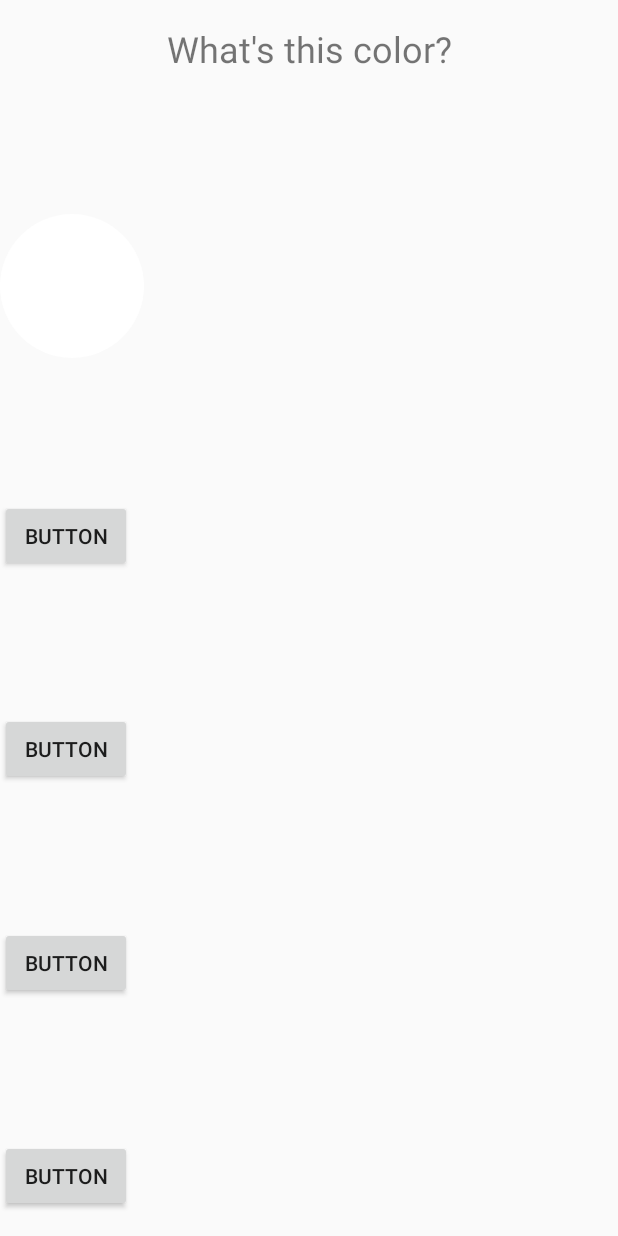
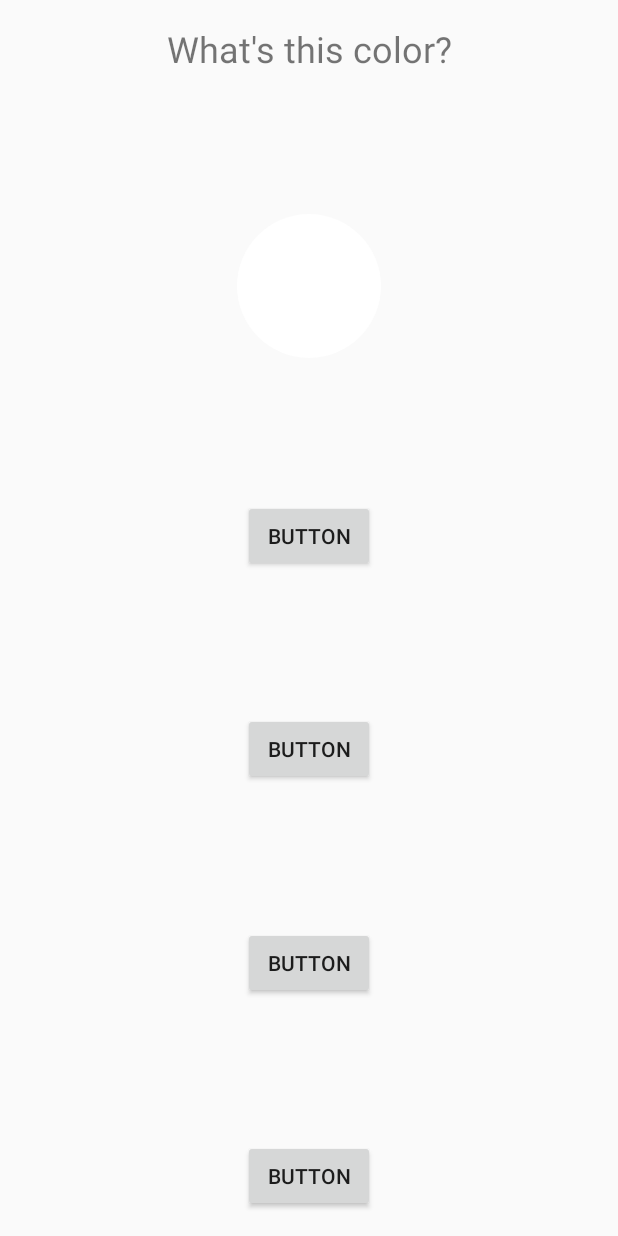
Before and after one commit to Sakuretsu/TP1-mobile, an Android app: the screen it shows after launch (GameActivity), on a phone screen of 412 x 824 dp. Run offline under Robolectric (Android 15) with nearby library versions, the phone set to English and light mode, and no system bars.

Commit message:
Layout land

```diff
--- a/app/src/main/res/layout-land/activity_game.xml
+++ b/app/src/main/res/layout-land/activity_game.xml
@@ -1,7 +1,86 @@
 <?xml version="1.0" encoding="utf-8"?>
 <android.support.constraint.ConstraintLayout xmlns:android="http://schemas.android.com/apk/res/android"
+    xmlns:app="http://schemas.android.com/apk/res-auto"
+    xmlns:tools="http://schemas.android.com/tools"
     android:orientation="vertical"
     android:layout_width="match_parent"
     android:layout_height="match_parent">
 
+    <android.support.constraint.Guideline
+        android:layout_width="0dp"
+        android:layout_height="359dp"
+        android:id="@+id/guideline"
+        android:orientation="vertical"
+        tools:layout_editor_absoluteY="0dp"
+        tools:layout_editor_absoluteX="296dp"
+        app:layout_constraintGuide_percent="0.5" />
+
+    <TextView
+        android:text="TextView"
+        android:layout_width="wrap_content"
+        android:layout_height="wrap_content"
+        android:id="@+id/textView"
+        tools:text="@string/Question"
+        android:textSize="24sp"
+        android:layout_marginStart="16dp"
+        app:layout_constraintLeft_toLeftOf="parent"
+        android:layout_marginLeft="16dp"
+        android:textAlignment="center"
+        app:layout_constraintRight_toLeftOf="@+id/guideline"
+        android:layout_marginEnd="16dp"
+        android:layout_marginRight="16dp"
+        android:layout_marginTop="128dp"
+        app:layout_constraintTop_toTopOf="parent"
+        app:layout_constraintBottom_toTopOf="@+id/view"
+        android:layout_marginBottom="32dp" />
+
+    <View
+        android:background="@drawable/circle"
+        android:layout_width="96dp"
+        android:layout_height="96dp"
+        android:id="@+id/view"
+        tools:layout_editor_absoluteY="173dp"
+        app:layout_constraintRight_toLeftOf="@+id/guideline"
+        android:layout_marginEnd="8dp"
+        android:layout_marginRight="8dp"
+        android:layout_marginStart="16dp"
+        app:layout_constraintLeft_toLeftOf="parent"
+        android:layout_marginLeft="16dp" />
+
+    <Button
+        android:text="Button"
+        android:layout_width="wrap_content"
+        android:layout_height="wrap_content"
+        android:id="@+id/button"
+        tools:layout_editor_absoluteX="392dp"
+        app:layout_constraintTop_toTopOf="parent"
+        app:layout_constraintBottom_toTopOf="@+id/button2"
+        android:layout_marginBottom="8dp" />
+
+    <Button
+        android:text="Button"
+        android:layout_width="wrap_content"
+        android:layout_height="wrap_content"
+        android:id="@+id/button2"
+        tools:layout_editor_absoluteX="392dp"
+        app:layout_constraintBottom_toTopOf="@+id/button3"
+        app:layout_constraintTop_toBottomOf="@id/button"/>
+
+    <Button
+        android:text="Button"
+        android:layout_width="wrap_content"
+        android:layout_height="wrap_content"
+        android:id="@+id/button3"
+        tools:layout_editor_absoluteX="392dp"
+        app:layout_constraintBottom_toTopOf="@+id/button4"
+        app:layout_constraintTop_toBottomOf="@id/button2"/>
+
+    <Button
+        android:text="Button"
+        android:layout_width="wrap_content"
+        android:layout_height="wrap_content"
+        android:id="@+id/button4"
+        tools:layout_editor_absoluteX="392dp"
+        app:layout_constraintBottom_toBottomOf="parent"
+        app:layout_constraintTop_toBottomOf="@id/button3"/>
 </android.support.constraint.ConstraintLayout>
--- a/app/src/main/res/layout/activity_game.xml
+++ b/app/src/main/res/layout/activity_game.xml
@@ -16,7 +16,7 @@
         app:layout_constraintVertical_chainStyle="spread_inside"
         android:layout_marginTop="16dp"
         app:layout_constraintTop_toTopOf="parent"
-        app:layout_constraintBottom_toTopOf="@id/view"
+        app:layout_constraintBottom_toTopOf="@+id/view"
         android:layout_marginStart="16dp"
         app:layout_constraintLeft_toLeftOf="parent"
         android:layout_marginLeft="16dp"
@@ -29,18 +29,29 @@
         android:layout_height="96dp"
         android:id="@+id/view"
         android:background="@drawable/circle"
-        tools:layout_editor_absoluteX="144dp"
         app:layout_constraintTop_toBottomOf="@+id/textView"
-        app:layout_constraintBottom_toTopOf="@id/button6"/>
+        app:layout_constraintBottom_toTopOf="@+id/button6"
+        android:layout_marginEnd="16dp"
+        app:layout_constraintRight_toRightOf="parent"
+        android:layout_marginRight="16dp"
+        app:layout_constraintVertical_bias="0.65999997"
+        android:layout_marginStart="16dp"
+        app:layout_constraintLeft_toLeftOf="parent"
+        android:layout_marginLeft="16dp" />
 
     <Button
         android:text="Button"
         android:layout_width="wrap_content"
         android:layout_height="wrap_content"
         android:id="@+id/button6"
-        tools:layout_editor_absoluteX="148dp"
         app:layout_constraintTop_toBottomOf="@+id/view"
-        app:layout_constraintBottom_toTopOf="@id/button7"/>
+        app:layout_constraintBottom_toTopOf="@+id/button7"
+        android:layout_marginEnd="16dp"
+        app:layout_constraintRight_toRightOf="parent"
+        android:layout_marginRight="16dp"
+        android:layout_marginStart="16dp"
+        app:layout_constraintLeft_toLeftOf="parent"
+        android:layout_marginLeft="16dp" />
 
 
     <Button
@@ -48,27 +59,42 @@
         android:layout_width="wrap_content"
         android:layout_height="wrap_content"
         android:id="@+id/button7"
-        tools:layout_editor_absoluteX="148dp"
         app:layout_constraintTop_toBottomOf="@+id/button6"
-        app:layout_constraintBottom_toTopOf="@id/button8"/>
+        app:layout_constraintBottom_toTopOf="@+id/button8"
+        android:layout_marginEnd="16dp"
+        app:layout_constraintRight_toRightOf="parent"
+        android:layout_marginRight="16dp"
+        android:layout_marginStart="16dp"
+        app:layout_constraintLeft_toLeftOf="parent"
+        android:layout_marginLeft="16dp" />
 
     <Button
         android:text="Button"
         android:layout_width="88dp"
         android:layout_height="48dp"
         android:id="@+id/button8"
-        tools:layout_editor_absoluteX="148dp"
         app:layout_constraintTop_toBottomOf="@+id/button7"
-        app:layout_constraintBottom_toTopOf="@id/button9"/>
+        app:layout_constraintBottom_toTopOf="@+id/button9"
+        android:layout_marginEnd="16dp"
+        app:layout_constraintRight_toRightOf="parent"
+        android:layout_marginRight="16dp"
+        android:layout_marginStart="16dp"
+        app:layout_constraintLeft_toLeftOf="parent"
+        android:layout_marginLeft="16dp" />
 
     <Button
         android:text="Button"
         android:layout_width="88dp"
         android:layout_height="wrap_content"
         android:id="@+id/button9"
-        tools:layout_editor_absoluteX="148dp"
         app:layout_constraintTop_toBottomOf="@+id/button8"
         app:layout_constraintBottom_toBottomOf="parent"
-        android:layout_marginBottom="16dp" />
+        android:layout_marginBottom="16dp"
+        android:layout_marginEnd="16dp"
+        app:layout_constraintRight_toRightOf="parent"
+        android:layout_marginRight="16dp"
+        android:layout_marginStart="16dp"
+        app:layout_constraintLeft_toLeftOf="parent"
+        android:layout_marginLeft="16dp" />
 
 </android.support.constraint.ConstraintLayout>
--- a/app/src/main/res/values/strings.xml
+++ b/app/src/main/res/values/strings.xml
@@ -9,4 +9,6 @@
     <string name="Black">Black</string>
     <string name="Purple">Purple</string>
     <string name="Pink">Pink</string>
+
+    <string name="Question">What's this color?</string>
 </resources>
```
